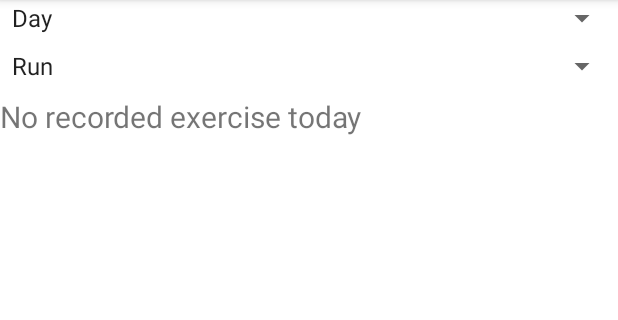
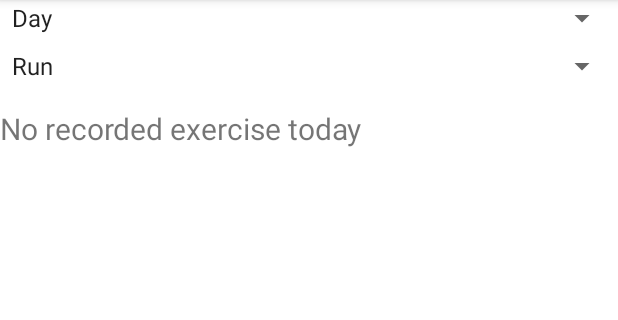
Before and after one commit to danielmusselwhite/g53mdp_CW2, an Android app: the StatisticsActivity screen opened directly, with no data from a screen before it, on a phone screen of 412 x 824 dp, the part 84-404 px from its top. Run offline under Robolectric (Android 15) with nearby library versions, the phone set to English and light mode, and no system bars; our stand-ins replace Room's generated code.

Commit message:
got rid of scroll view and made a constraint view in the statistics activity as it looks better

```diff
--- a/app/src/main/java/com/nottingham/psydm7/cw2_runtracker/Activities/statisticsActivity/StatisticsActivity.java
+++ b/app/src/main/java/com/nottingham/psydm7/cw2_runtracker/Activities/statisticsActivity/StatisticsActivity.java
@@ -191,7 +191,7 @@ public class StatisticsActivity extends AppCompatActivity {
                 break;
             default:
                 dateLimit = new Date(0); // All Time so get every date after 0 (1970)
-                timePeriodString="all time";
+                timePeriodString="";
                 break;
         }
 
@@ -267,7 +267,7 @@ public class StatisticsActivity extends AppCompatActivity {
                             textView_sportRecordsDistance.setVisibility(View.VISIBLE);
                             textView_sportRecordsTime.setVisibility(View.VISIBLE);
                             textView_sportRecordsSpeed.setVisibility(View.VISIBLE);
-                            textView_noRecordedExercise.setVisibility(View.GONE);
+                            textView_noRecordedSport.setVisibility(View.GONE);
 
                             //then check if we have beaten any of our records within this time period
                             // if this timePeriod is not set to All Time (as obviously you'll have beaten your record) AND at least one of these exist display well done then display message for each
@@ -275,21 +275,21 @@ public class StatisticsActivity extends AppCompatActivity {
                                 textView_wellDoneTitle.setVisibility(View.VISIBLE);
 
                                 if(beatenSportRecordDistance!=null){
-                                    textView_beatenSportRecordsDistance.setText("You beat your farthest distance record for a single "+sport+" "+finalTimePeriodString);
+                                    textView_beatenSportRecordsDistance.setText("You beat your all time farthest distance record for a single "+sport+" "+finalTimePeriodString);
                                     textView_beatenSportRecordsDistance.setVisibility(View.VISIBLE);
                                 }
                                 else
                                     textView_beatenSportRecordsDistance.setVisibility(View.GONE);
 
                                 if(beatenSportRecordTime!=null){
-                                    textView_beatenSportRecordsTime.setText("You beat your quickest "+sport+" time record "+finalTimePeriodString);
+                                    textView_beatenSportRecordsTime.setText("You beat your all time quickest "+sport+" time record "+finalTimePeriodString);
                                     textView_beatenSportRecordsTime.setVisibility(View.VISIBLE);
                                 }
                                 else
                                     textView_beatenSportRecordsTime.setVisibility(View.GONE);
 
                                 if(beatenSportRecordSpeed!=null){
-                                    textView_beatenSportRecordsSpeed.setText("You beat your fastest average time record for a "+sport+" "+finalTimePeriodString);
+                                    textView_beatenSportRecordsSpeed.setText("You beat your all time fastest average speed record for a "+sport+" "+finalTimePeriodString);
                                     textView_beatenSportRecordsSpeed.setVisibility(View.VISIBLE);
                                 }
                                 else
--- a/app/src/main/res/layout/activity_statistics.xml
+++ b/app/src/main/res/layout/activity_statistics.xml
@@ -6,6 +6,184 @@
     android:layout_height="match_parent"
     tools:context=".Activities.statisticsActivity.StatisticsActivity">
 
+    <TextView
+        android:id="@+id/statistics_textView_timePeriodTotalStatsTitle"
+        android:layout_width="match_parent"
+        android:layout_height="wrap_content"
+        android:layout_marginTop="16dp"
+        android:gravity="clip_horizontal"
+        android:text="(Time Period) Total Stats"
+        android:textSize="20sp"
+        app:layout_constraintEnd_toEndOf="parent"
+        app:layout_constraintHorizontal_bias="0.5"
+        app:layout_constraintStart_toStartOf="parent"
+        app:layout_constraintTop_toBottomOf="@+id/statistics_textView_NoRecordedExercise" />
+
+    <TextView
+        android:id="@+id/statistics_textView_NoRecordedSport"
+        android:layout_width="match_parent"
+        android:layout_height="wrap_content"
+        android:layout_marginTop="32dp"
+        android:gravity="clip_horizontal"
+        android:text="No recorded (Sport) since (Date Limit)"
+        android:textSize="20sp"
+        app:layout_constraintEnd_toEndOf="parent"
+        app:layout_constraintHorizontal_bias="0.5"
+        app:layout_constraintStart_toStartOf="parent"
+        app:layout_constraintTop_toBottomOf="@+id/statistics_textView_timePeriodTotalDistance" />
+
+    <TextView
+        android:id="@+id/statistics_textView_timePeriodSportRecordSpeed"
+        android:layout_width="match_parent"
+        android:layout_height="wrap_content"
+        android:text="The fastest average speed you had for a single (Sport) this (Time Period) is xxx km/h"
+        app:layout_constraintEnd_toEndOf="parent"
+        app:layout_constraintHorizontal_bias="0.5"
+        app:layout_constraintStart_toStartOf="parent"
+        app:layout_constraintTop_toBottomOf="@+id/statistics_textView_timePeriodSportRecordTime" />
+
+    <TextView
+        android:id="@+id/statistics_textView_timePeriodSportRecordDistance"
+        android:layout_width="match_parent"
+        android:layout_height="wrap_content"
+        android:text="The farthest distance you traveled in a single (Sport) this (Time Period) is xxx km"
+        app:layout_constraintEnd_toEndOf="parent"
+        app:layout_constraintHorizontal_bias="0.5"
+        app:layout_constraintStart_toStartOf="parent"
+        app:layout_constraintTop_toBottomOf="@+id/statistics_textView_timePeriodSportRecordTitle" />
+
+    <TextView
+        android:id="@+id/statistics_textView_timePeriodSportBeatenRecordTime"
+        android:layout_width="match_parent"
+        android:layout_height="wrap_content"
+        android:text="You beat your Quickest (Sport) record this (Time Period)"
+        app:layout_constraintEnd_toEndOf="parent"
+        app:layout_constraintHorizontal_bias="0.5"
+        app:layout_constraintStart_toStartOf="parent"
+        app:layout_constraintTop_toBottomOf="@+id/statistics_textView_timePeriodSportBeatenRecordDistance" />
+
+    <TextView
+        android:id="@+id/statistics_textView_timePeriodTotalDistance"
+        android:layout_width="match_parent"
+        android:layout_height="wrap_content"
+        android:text="You have traveled xxx km whilst exercising this (Time Period)"
+        app:layout_constraintEnd_toEndOf="parent"
+        app:layout_constraintHorizontal_bias="0.5"
+        app:layout_constraintStart_toStartOf="parent"
+        app:layout_constraintTop_toBottomOf="@+id/statistics_textView_timePeriodTotalTime" />
+
+    <TextView
+        android:id="@+id/statistics_textView_timePeriodSportTime"
+        android:layout_width="match_parent"
+        android:layout_height="wrap_content"
+        android:text="You have spent xxx (Sport)ing this (Time Period)"
+        app:layout_constraintEnd_toEndOf="parent"
+        app:layout_constraintHorizontal_bias="0.5"
+        app:layout_constraintStart_toStartOf="parent"
+        app:layout_constraintTop_toBottomOf="@+id/statistics_textView_timePeriodSportStatsTitle" />
+
+    <TextView
+        android:id="@+id/statistics_textView_timePeriodSportBeatenRecordDistance"
+        android:layout_width="match_parent"
+        android:layout_height="wrap_content"
+        android:text="You beat your farthest distance record for (Sport) this (Time Period)"
+        app:layout_constraintEnd_toEndOf="parent"
+        app:layout_constraintHorizontal_bias="0.5"
+        app:layout_constraintStart_toStartOf="parent"
+        app:layout_constraintTop_toBottomOf="@+id/statistics_textView_wellDoneTitle" />
+
+    <TextView
+        android:id="@+id/statistics_textView_timePeriodTotalTime"
+        android:layout_width="match_parent"
+        android:layout_height="wrap_content"
+        android:text="You have spent xxx exercising this (Time Period)"
+        app:layout_constraintEnd_toEndOf="parent"
+        app:layout_constraintHorizontal_bias="0.5"
+        app:layout_constraintStart_toStartOf="parent"
+        app:layout_constraintTop_toBottomOf="@+id/statistics_textView_timePeriodTotalStatsTitle" />
+
+    <TextView
+        android:id="@+id/statistics_textView_timePeriodSportBeatenRecordSpeed"
+        android:layout_width="match_parent"
+        android:layout_height="wrap_content"
+        android:text="You beat your Fastest speed record for a (Sport) this (Time Period)"
+        app:layout_constraintEnd_toEndOf="parent"
+        app:layout_constraintHorizontal_bias="0.5"
+        app:layout_constraintStart_toStartOf="parent"
+        app:layout_constraintTop_toBottomOf="@+id/statistics_textView_timePeriodSportBeatenRecordTime" />
+
+    <TextView
+        android:id="@+id/statistics_textView_timePeriodSportDistance"
+        android:layout_width="match_parent"
+        android:layout_height="wrap_content"
+        android:text="You have traveled xxx km whilst (Sport)ing this (Time Period)"
+        app:layout_constraintEnd_toEndOf="parent"
+        app:layout_constraintHorizontal_bias="0.5"
+        app:layout_constraintStart_toStartOf="parent"
+        app:layout_constraintTop_toBottomOf="@+id/statistics_textView_timePeriodSportTime" />
+
+    <TextView
+        android:id="@+id/statistics_textView_wellDoneTitle"
+        android:layout_width="match_parent"
+        android:layout_height="wrap_content"
+        android:layout_marginTop="32dp"
+        android:gravity="clip_horizontal"
+        android:text="Well done!"
+        android:textSize="20sp"
+        app:layout_constraintEnd_toEndOf="parent"
+        app:layout_constraintHorizontal_bias="0.5"
+        app:layout_constraintStart_toStartOf="parent"
+        app:layout_constraintTop_toBottomOf="@+id/statistics_textView_timePeriodSportRecordSpeed" />
+
+    <TextView
+        android:id="@+id/statistics_textView_timePeriodSportRecordTime"
+        android:layout_width="match_parent"
+        android:layout_height="wrap_content"
+        android:text="The quickest you finished a single (Sport) in this (Time Period) is xxx"
+        app:layout_constraintEnd_toEndOf="parent"
+        app:layout_constraintHorizontal_bias="0.5"
+        app:layout_constraintStart_toStartOf="parent"
+        app:layout_constraintTop_toBottomOf="@+id/statistics_textView_timePeriodSportRecordDistance" />
+
+    <TextView
+        android:id="@+id/statistics_textView_timePeriodSportRecordTitle"
+        android:layout_width="match_parent"
+        android:layout_height="wrap_content"
+        android:layout_marginTop="32dp"
+        android:gravity="clip_horizontal"
+        android:text="Your (Sport) Records This (Time Period)"
+        android:textSize="20sp"
+        app:layout_constraintEnd_toEndOf="parent"
+        app:layout_constraintHorizontal_bias="0.5"
+        app:layout_constraintStart_toStartOf="parent"
+        app:layout_constraintTop_toBottomOf="@+id/statistics_textView_timePeriodSportDistance" />
+
+    <TextView
+        android:id="@+id/statistics_textView_timePeriodSportStatsTitle"
+        android:layout_width="match_parent"
+        android:layout_height="wrap_content"
+        android:layout_marginTop="32dp"
+        android:gravity="clip_horizontal"
+        android:text="(Time Period) (Sport) Stats"
+        android:textSize="20sp"
+        app:layout_constraintEnd_toEndOf="parent"
+        app:layout_constraintHorizontal_bias="0.5"
+        app:layout_constraintStart_toStartOf="parent"
+        app:layout_constraintTop_toBottomOf="@+id/statistics_textView_NoRecordedSport" />
+
+    <TextView
+        android:id="@+id/statistics_textView_NoRecordedExercise"
+        android:layout_width="match_parent"
+        android:layout_height="wrap_content"
+        android:layout_marginTop="16dp"
+        android:gravity="clip_horizontal"
+        android:text="No recorded exercise since (Date Limit)"
+        android:textSize="20sp"
+        app:layout_constraintEnd_toEndOf="parent"
+        app:layout_constraintHorizontal_bias="0.5"
+        app:layout_constraintStart_toStartOf="parent"
+        app:layout_constraintTop_toBottomOf="@+id/statistics_spinner_sport" />
+
     <Spinner
         android:id="@+id/statistics_spinner_timePeriod"
         android:layout_width="match_parent"
@@ -13,132 +191,6 @@
         app:layout_constraintEnd_toEndOf="parent"
         app:layout_constraintStart_toStartOf="parent"
         app:layout_constraintTop_toTopOf="parent" />
-
-    <ScrollView
-        android:id="@+id/statistics_scrollView_stats"
-        android:layout_width="match_parent"
-        android:layout_height="0dp"
-        android:layout_marginTop="8dp"
-        app:layout_constraintBottom_toBottomOf="parent"
-        app:layout_constraintEnd_toEndOf="parent"
-        app:layout_constraintStart_toStartOf="parent"
-        app:layout_constraintTop_toBottomOf="@+id/statistics_spinner_sport">
-
-        <LinearLayout
-            android:layout_width="match_parent"
-            android:layout_height="wrap_content"
-            android:orientation="vertical" >
-
-            <TextView
-                android:id="@+id/statistics_textView_NoRecordedExercise"
-                android:layout_width="match_parent"
-                android:layout_height="wrap_content"
-                android:gravity="clip_horizontal"
-                android:text="No recorded exercise since (Date Limit)"
-                android:textSize="20sp" />
-
-            <TextView
-                android:id="@+id/statistics_textView_timePeriodTotalStatsTitle"
-                android:layout_width="match_parent"
-                android:layout_height="wrap_content"
-                android:gravity="clip_horizontal"
-                android:text="(Time Period) Total Stats"
-                android:textSize="20sp" />
-
-            <TextView
-                android:id="@+id/statistics_textView_timePeriodTotalTime"
-                android:layout_width="match_parent"
-                android:layout_height="wrap_content"
-                android:text="You have spent xxx exercising this (Time Period)" />
-
-            <TextView
-                android:id="@+id/statistics_textView_timePeriodTotalDistance"
-                android:layout_width="match_parent"
-                android:layout_height="wrap_content"
-                android:text="You have traveled xxx km whilst exercising this (Time Period)" />
-
-            <TextView
-                android:id="@+id/statistics_textView_NoRecordedSport"
-                android:layout_width="match_parent"
-                android:layout_height="wrap_content"
-                android:gravity="clip_horizontal"
-                android:text="No recorded (Sport) since (Date Limit)"
-                android:textSize="20sp" />
-
-            <TextView
-                android:id="@+id/statistics_textView_timePeriodSportStatsTitle"
-                android:layout_width="match_parent"
-                android:layout_height="wrap_content"
-                android:gravity="clip_horizontal"
-                android:text="(Time Period) (Sport) Stats"
-                android:textSize="20sp" />
-
-            <TextView
-                android:id="@+id/statistics_textView_timePeriodSportTime"
-                android:layout_width="match_parent"
-                android:layout_height="wrap_content"
-                android:text="You have spent xxx (Sport)ing this (Time Period)" />
-
-            <TextView
-                android:id="@+id/statistics_textView_timePeriodSportDistance"
-                android:layout_width="match_parent"
-                android:layout_height="wrap_content"
-                android:text="You have traveled xxx km whilst (Sport)ing this (Time Period)" />
-
-            <TextView
-                android:id="@+id/statistics_textView_timePeriodSportRecordTitle"
-                android:layout_width="match_parent"
-                android:layout_height="wrap_content"
-                android:gravity="clip_horizontal"
-                android:text="Your (Sport) Records This (Time Period)"
-                android:textSize="20sp" />
-
-            <TextView
-                android:id="@+id/statistics_textView_timePeriodSportRecordDistance"
-                android:layout_width="match_parent"
-                android:layout_height="wrap_content"
-                android:text="The farthest distance you traveled in a single (Sport) this (Time Period) is xxx km" />
-
-            <TextView
-                android:id="@+id/statistics_textView_timePeriodSportRecordTime"
-                android:layout_width="match_parent"
-                android:layout_height="wrap_content"
-                android:text="The quickest you finished a single (Sport) in this (Time Period) is xxx" />
-
-            <TextView
-                android:id="@+id/statistics_textView_timePeriodSportRecordSpeed"
-                android:layout_width="match_parent"
-                android:layout_height="wrap_content"
-                android:text="The fastest average speed you had for a single (Sport) this (Time Period) is xxx km/h" />
-
-            <TextView
-                android:id="@+id/statistics_textView_wellDoneTitle"
-                android:layout_width="match_parent"
-                android:layout_height="wrap_content"
-                android:gravity="clip_horizontal"
-                android:text="Well done!"
-                android:textSize="20sp" />
-
-            <TextView
-                android:id="@+id/statistics_textView_timePeriodSportBeatenRecordDistance"
-                android:layout_width="match_parent"
-                android:layout_height="wrap_content"
-                android:text="You beat your farthest distance record for (Sport) this (Time Period)" />
-
-            <TextView
-                android:id="@+id/statistics_textView_timePeriodSportBeatenRecordTime"
-                android:layout_width="match_parent"
-                android:layout_height="wrap_content"
-                android:text="You beat your Quickest (Sport) record this (Time Period)" />
-
-            <TextView
-                android:id="@+id/statistics_textView_timePeriodSportBeatenRecordSpeed"
-                android:layout_width="match_parent"
-                android:layout_height="wrap_content"
-                android:text="You beat your Fastest speed record for a (Sport) this (Time Period)" />
-
-        </LinearLayout>
-    </ScrollView>
 
     <Spinner
         android:id="@+id/statistics_spinner_sport"
```
